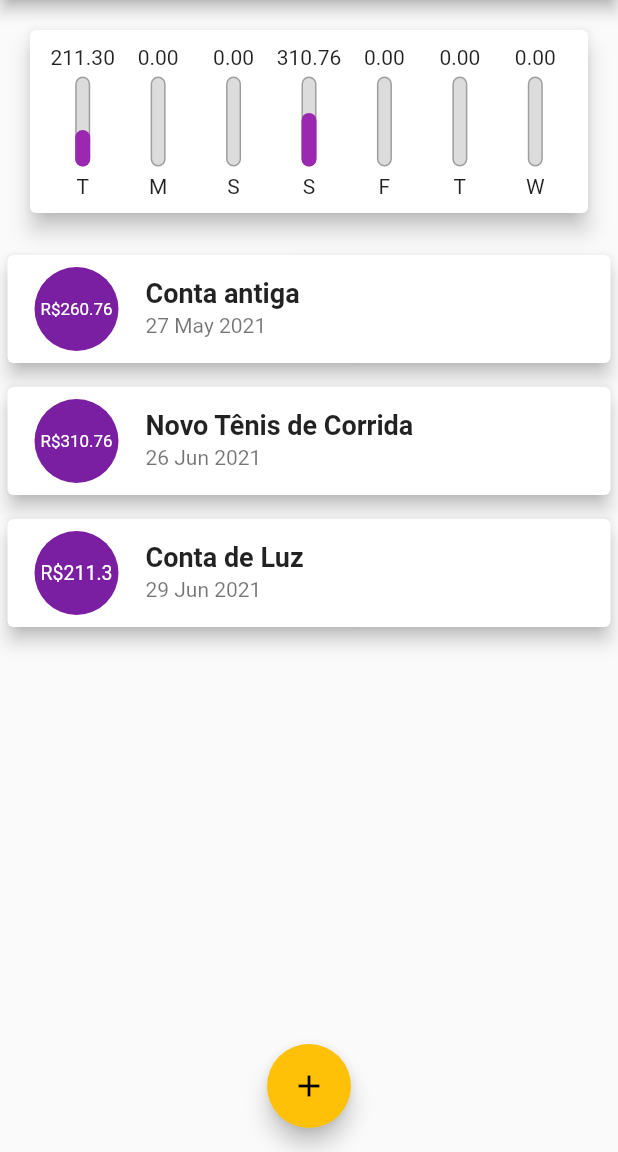
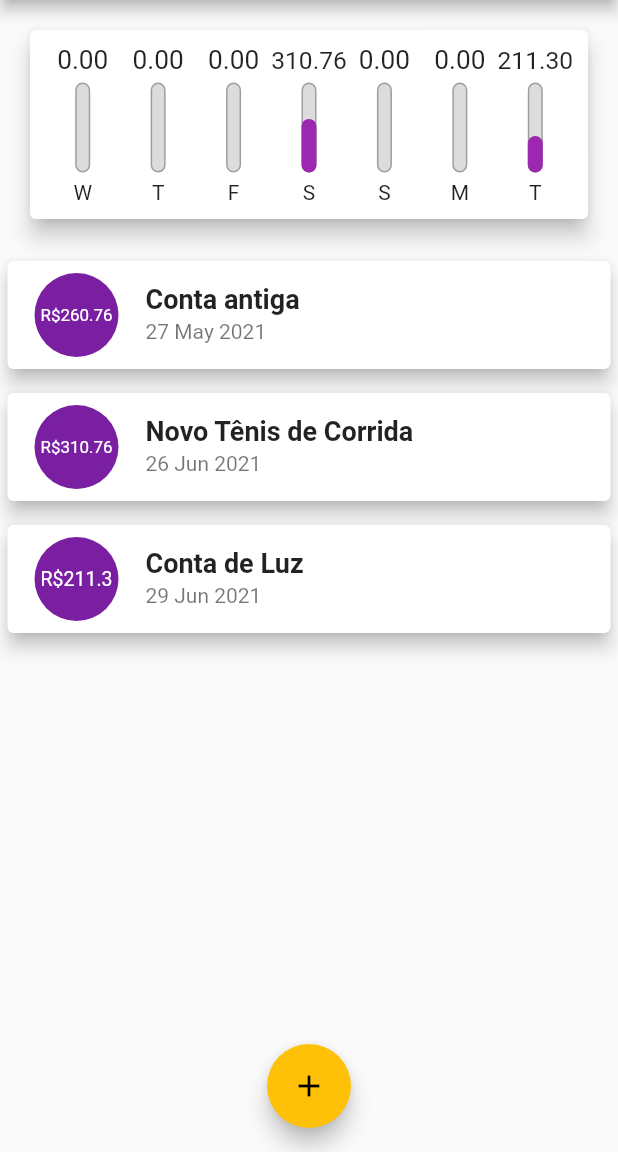
Before and after one commit to rpajf/flutter-expenses, a Flutter app: the screen it shows after launch, on a phone screen of 412 x 824 dp, the part 84-1236 px from its top. Run offline on Flutter 3.47's test engine with Material 2 defaults, Android fonts, the phone set to English and light mode, and no system bars; our stand-ins replace rflutter_alert; Roboto replaces fonts that are missing (OpenSans, Quicksand).

Commit message:
Chart days order reversed

```diff
--- a/lib/components/chart.dart
+++ b/lib/components/chart.dart
@@ -32,7 +32,7 @@ class Chart extends StatelessWidget {
         'day': DateFormat.E().format(weekDay)[0],
         'value': totalSum,
       };
-    });
+    }).reversed.toList();
   }
 
   double get _weekTotalValue {
--- a/lib/components/chart_bar.dart
+++ b/lib/components/chart_bar.dart
@@ -14,7 +14,11 @@ class ChartBar extends StatelessWidget {
   Widget build(BuildContext context) {
     return Column(
       children: <Widget>[
-        FittedBox(child: Text('${value.toStringAsFixed(2)}')),
+        Container(
+          height: 20,
+            child: FittedBox(
+          child: Text('${value.toStringAsFixed(2)}'),
+        )),
         SizedBox(height: 5),
         Container(
           height: 60,
```
